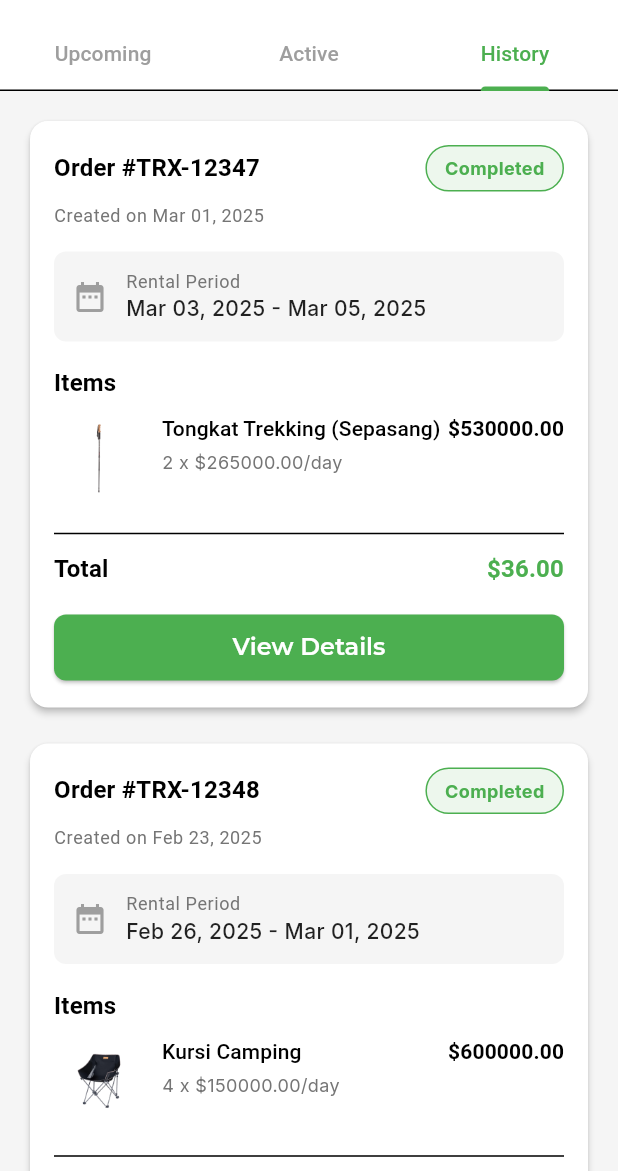
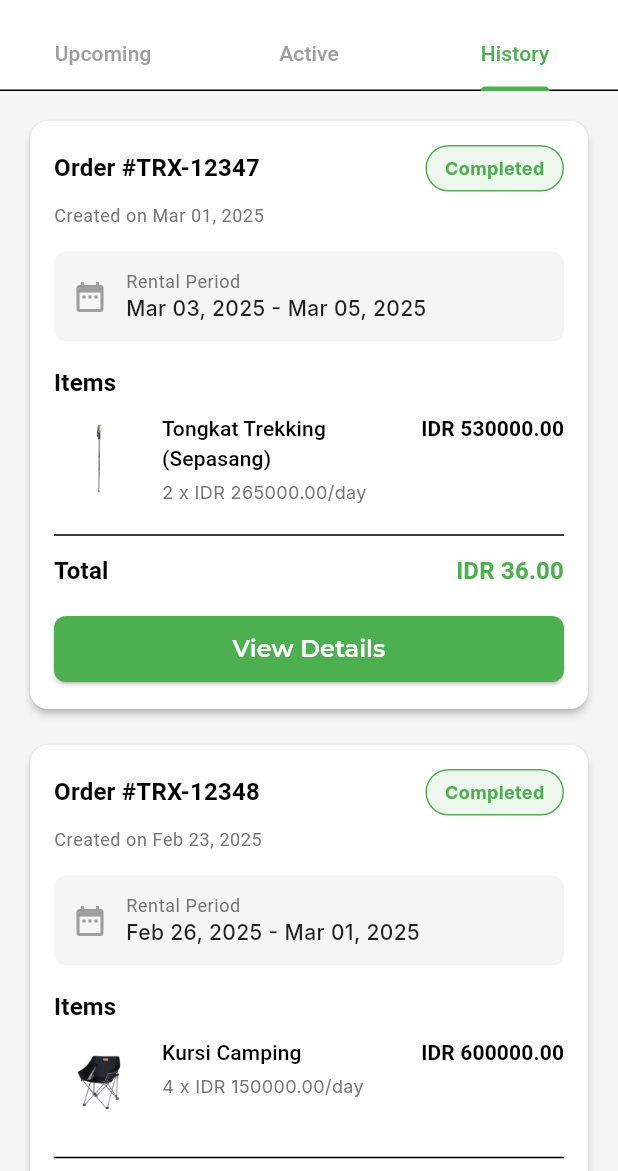
Before and after one commit to frzxw/quiz_provis_c1_2025, a Flutter app: the TransactionsScreen screen opened directly, tab 3 chosen, on a phone screen of 412 x 824 dp, the part 65-1236 px from its top. Run offline on Flutter 3.47's test engine with Material 3 defaults, Android fonts, the light colour scheme and no system bars; our stand-ins replace google_fonts.

Commit message:
update currency format in transaction and wishlist item cards to IDR

```diff
--- a/lib/widgets/transaction_card.dart
+++ b/lib/widgets/transaction_card.dart
@@ -111,7 +111,7 @@ class TransactionCard extends StatelessWidget {
                         ),
                         const SizedBox(height: 4),
                         Text(
-                          '${item.quantity} x \$${item.item.isOnSale ? item.item.salePrice!.toStringAsFixed(2) : item.item.price.toStringAsFixed(2)}/day',
+                          '${item.quantity} x IDR ${item.item.isOnSale ? item.item.salePrice!.toStringAsFixed(2) : item.item.price.toStringAsFixed(2)}/day',
                           style: TextStyle(
                             color: Colors.grey.shade600,
                             fontSize: 12,
@@ -121,7 +121,7 @@ class TransactionCard extends StatelessWidget {
                     ),
                   ),
                   Text(
-                    '\$${item.totalPrice.toStringAsFixed(2)}',
+                    'IDR ${item.totalPrice.toStringAsFixed(2)}',
                     style: theme.textTheme.titleSmall?.copyWith(
                       fontWeight: FontWeight.bold,
                     ),
@@ -143,7 +143,7 @@ class TransactionCard extends StatelessWidget {
                   ),
                 ),
                 Text(
-                  '\$${transaction.totalAmount.toStringAsFixed(2)}',
+                  'IDR ${transaction.totalAmount.toStringAsFixed(2)}',
                   style: theme.textTheme.titleMedium?.copyWith(
                     fontWeight: FontWeight.bold,
                     color: theme.colorScheme.primary,
--- a/lib/widgets/wishlist_item_card.dart
+++ b/lib/widgets/wishlist_item_card.dart
@@ -76,7 +76,7 @@ class WishlistItemCard extends StatelessWidget {
                       Row(
                         children: [
                           Text(
-                            '\$${item.price.toStringAsFixed(2)}',
+                            'IDR ${item.price.toStringAsFixed(2)}',
                             style: TextStyle(
                               decoration: TextDecoration.lineThrough,
                               color: Colors.grey,
@@ -85,7 +85,7 @@ class WishlistItemCard extends StatelessWidget {
                           ),
                           const SizedBox(width: 4),
                           Text(
-                            '\$${item.salePrice!.toStringAsFixed(2)}/day',
+                            'IDR ${item.salePrice!.toStringAsFixed(2)}/day',
                             style: TextStyle(
                               color: theme.colorScheme.primary,
                               fontWeight: FontWeight.bold,
@@ -95,7 +95,7 @@ class WishlistItemCard extends StatelessWidget {
                       )
                     else
                       Text(
-                        '\$${item.price.toStringAsFixed(2)}/day',
+                        'IDR ${item.price.toStringAsFixed(2)}/day',
                         style: TextStyle(
                           color: theme.colorScheme.primary,
                           fontWeight: FontWeight.bold,
```
